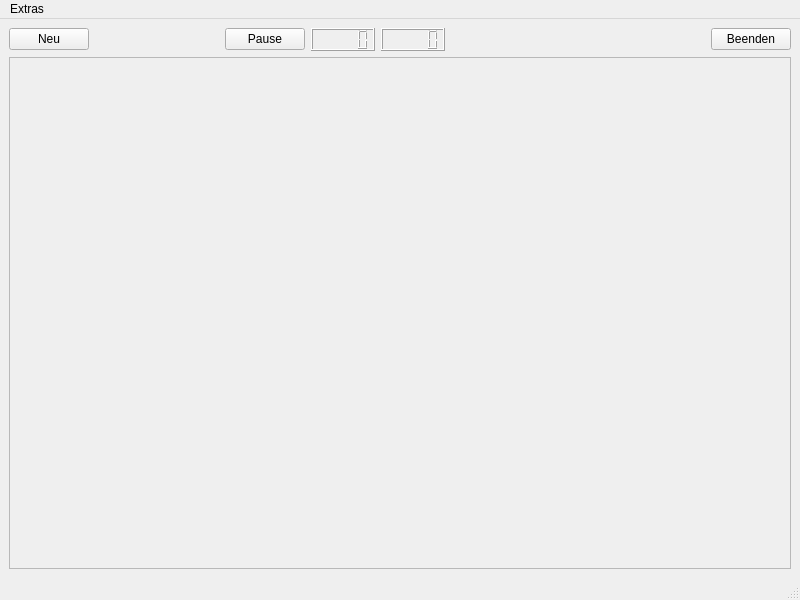
The window that Minesweeper/minesweeper.ui (JenniferRied/Minesweeper) describes before a commit, drawn with Qt 5.
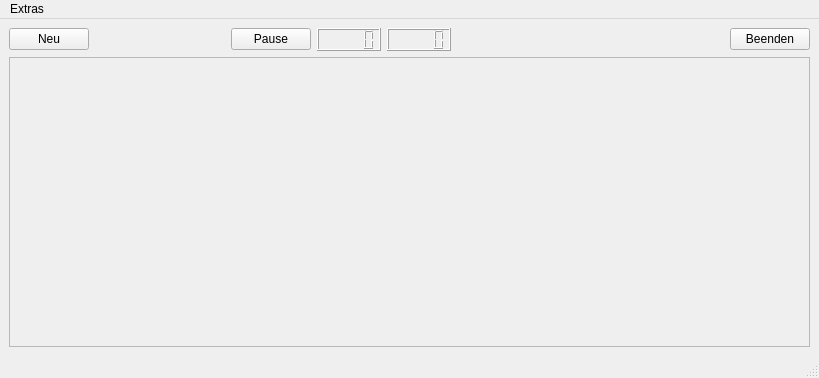
The same window after the commit. Icons and pictures are not drawn.

Patch:
```diff
--- a/Minesweeper/minesweeper.ui
+++ b/Minesweeper/minesweeper.ui
@@ -6,8 +6,8 @@
    <rect>
     <x>0</x>
     <y>0</y>
-    <width>800</width>
-    <height>600</height>
+    <width>819</width>
+    <height>378</height>
    </rect>
   </property>
   <property name="windowTitle">
@@ -97,6 +97,12 @@
         <verstretch>0</verstretch>
        </sizepolicy>
       </property>
+      <property name="minimumSize">
+       <size>
+        <width>10</width>
+        <height>10</height>
+       </size>
+      </property>
       <property name="frameShape">
        <enum>QFrame::StyledPanel</enum>
       </property>
@@ -106,6 +112,12 @@
       <layout class="QGridLayout" name="gridLayout">
        <item row="0" column="0">
         <widget class="QWidget" name="spielbrett_widget" native="true">
+         <property name="maximumSize">
+          <size>
+           <width>762</width>
+           <height>16777215</height>
+          </size>
+         </property>
          <layout class="QHBoxLayout" name="horizontalLayout_2">
           <item>
            <layout class="QGridLayout" name="spielbrett_gridLayout">
@@ -130,7 +142,7 @@
     <rect>
      <x>0</x>
      <y>0</y>
-     <width>800</width>
+     <width>819</width>
      <height>22</height>
     </rect>
    </property>
```
